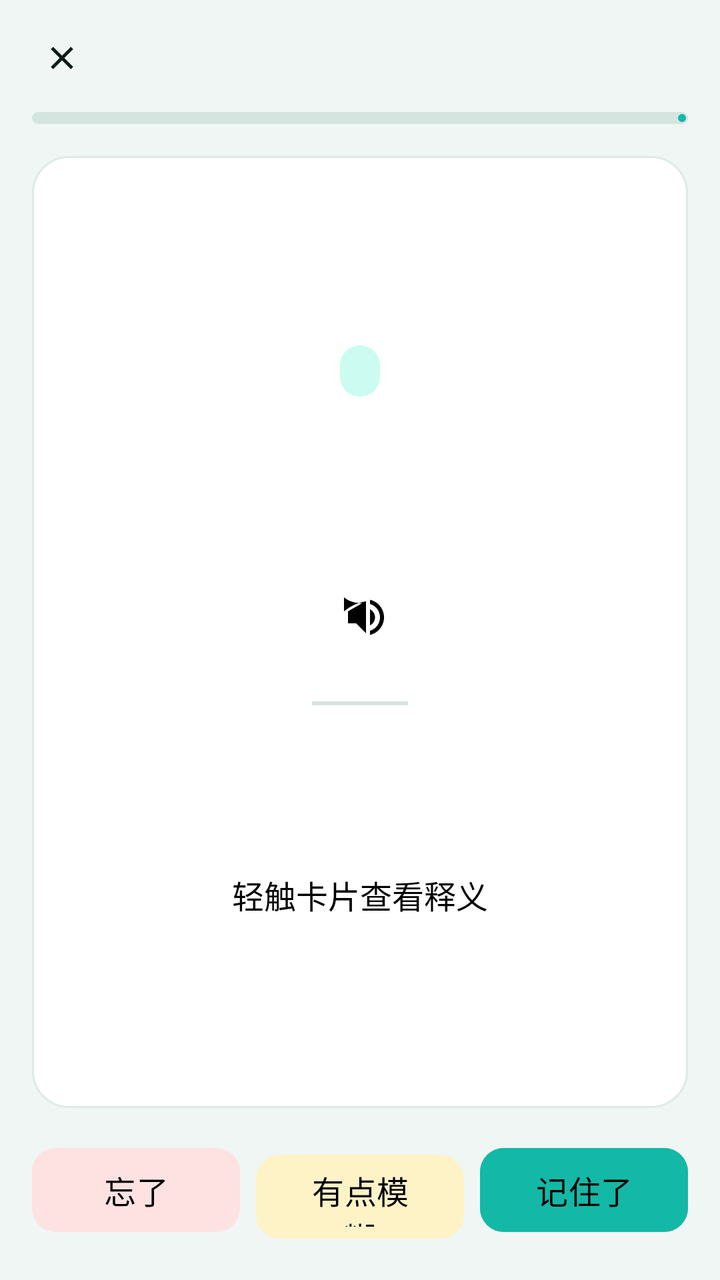
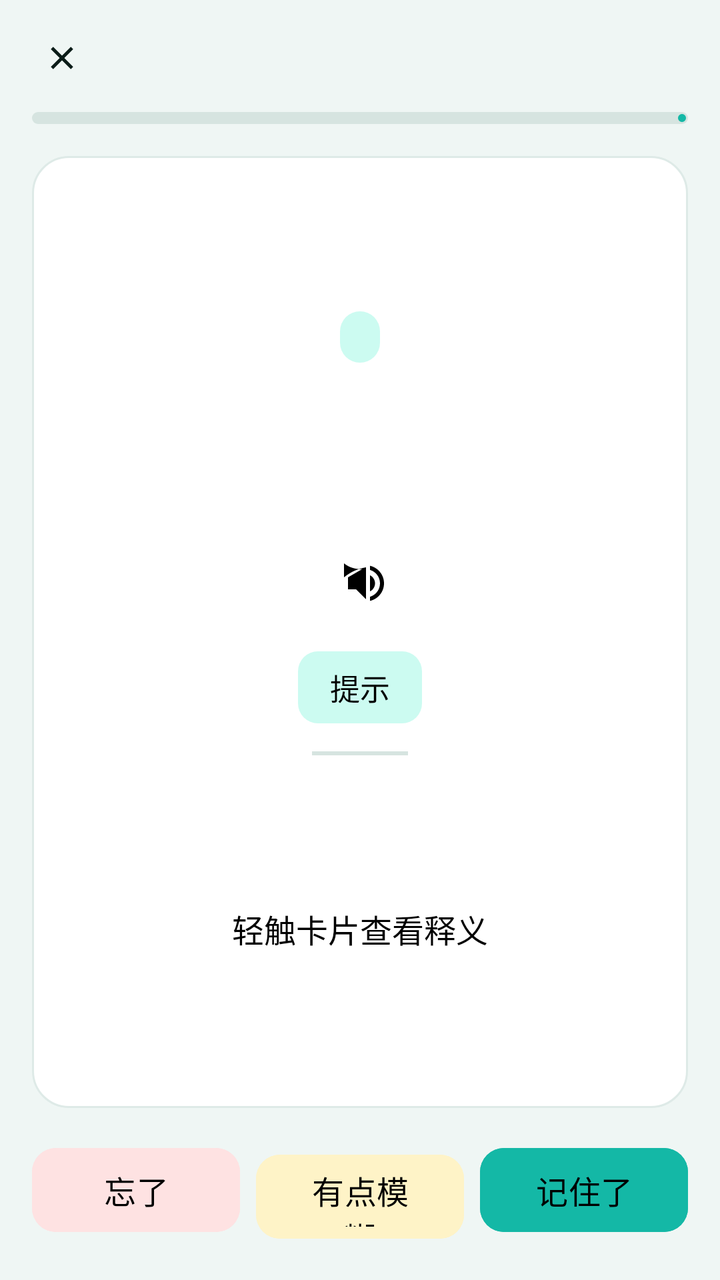

An Android layout rendered at two revisions. The XML below is the earlier revision; the diff shows what the commit changed to produce the second picture.
<!-- AndroidManifest.xml: application theme Theme.Dancijiyi -->
<!-- res/layout/activity_study.xml -->
<?xml version="1.0" encoding="utf-8"?>
<LinearLayout xmlns:android="http://schemas.android.com/apk/res/android"
    xmlns:app="http://schemas.android.com/apk/res-auto"
    android:layout_width="match_parent"
    android:layout_height="match_parent"
    android:background="@color/bg"
    android:orientation="vertical">

    <LinearLayout
        android:layout_width="match_parent"
        android:layout_height="wrap_content"
        android:gravity="center_vertical"
        android:orientation="horizontal"
        android:paddingLeft="16dp"
        android:paddingTop="14dp"
        android:paddingRight="16dp">

        <ImageView
            android:id="@+id/btnClose"
            android:layout_width="30dp"
            android:layout_height="30dp"
            android:contentDescription="关闭"
            android:padding="5dp"
            android:src="@drawable/ic_close"
            app:tint="@color/text_primary" />

        <TextView
            android:id="@+id/tvCounter"
            android:layout_width="0dp"
            android:layout_height="wrap_content"
            android:layout_weight="1"
            android:gravity="center"
            android:textColor="@color/text_black"
            android:textSize="18sp"
            android:textStyle="bold" />

        <TextView
            android:id="@+id/tvLiveAccuracy"
            android:layout_width="wrap_content"
            android:layout_height="wrap_content"
            android:textColor="@color/text_black"
            android:textSize="16sp" />
    </LinearLayout>

    <com.google.android.material.progressindicator.LinearProgressIndicator
        android:id="@+id/progressStudy"
        android:layout_width="match_parent"
        android:layout_height="wrap_content"
        android:layout_marginLeft="16dp"
        android:layout_marginTop="12dp"
        android:layout_marginRight="16dp"
        app:indicatorColor="@color/brand_mid"
        app:trackColor="@color/divider"
        app:trackCornerRadius="3dp"
        app:trackThickness="6dp" />

    <LinearLayout
        android:id="@+id/cardWord"
        android:layout_width="match_parent"
        android:layout_height="0dp"
        android:layout_weight="1"
        android:layout_margin="16dp"
        android:background="@drawable/bg_card"
        android:clickable="true"
        android:focusable="true"
        android:gravity="center"
        android:orientation="vertical"
        android:padding="24dp">

        <TextView
            android:id="@+id/tvStagePill"
            android:layout_width="wrap_content"
            android:layout_height="wrap_content"
            android:background="@drawable/bg_pill_primary"
            android:paddingLeft="10dp"
            android:paddingTop="4dp"
            android:paddingRight="10dp"
            android:paddingBottom="4dp"
            android:textColor="@color/text_black"
            android:textSize="13sp" />

        <TextView
            android:id="@+id/tvWord"
            android:layout_width="match_parent"
            android:layout_height="wrap_content"
            android:layout_marginTop="18dp"
            android:gravity="center"
            android:textColor="@color/text_black"
            android:textSize="48sp"
            android:textStyle="bold" />

        <LinearLayout
            android:layout_width="wrap_content"
            android:layout_height="wrap_content"
            android:layout_marginTop="8dp"
            android:gravity="center_vertical"
            android:orientation="horizontal">

            <TextView
                android:id="@+id/tvPhonetic"
                android:layout_width="wrap_content"
                android:layout_height="wrap_content"
                android:textColor="@color/text_black"
                android:textSize="22sp" />

            <ImageView
                android:id="@+id/btnSpeak"
                android:layout_width="40dp"
                android:layout_height="40dp"
                android:layout_marginStart="6dp"
                android:background="?attr/selectableItemBackgroundBorderless"
                android:clickable="true"
                android:contentDescription="播放发音"
                android:focusable="true"
                android:padding="8dp"
                android:src="@drawable/ic_volume"
                app:tint="@color/text_black" />
        </LinearLayout>

        <View
            android:layout_width="48dp"
            android:layout_height="2dp"
            android:layout_marginTop="22dp"
            android:background="@color/divider" />

        <TextView
            android:id="@+id/tvMeaning"
            android:layout_width="match_parent"
            android:layout_height="wrap_content"
            android:layout_marginTop="22dp"
            android:gravity="center"
            android:textColor="@color/text_black"
            android:textSize="26sp" />

        <TextView
            android:id="@+id/tvExample"
            android:layout_width="match_parent"
            android:layout_height="wrap_content"
            android:layout_marginTop="10dp"
            android:gravity="center"
            android:textColor="@color/text_black"
            android:textSize="17sp"
            android:visibility="gone" />

        <TextView
            android:id="@+id/tvTapHint"
            android:layout_width="wrap_content"
            android:layout_height="wrap_content"
            android:layout_marginTop="26dp"
            android:text="轻触卡片查看释义"
            android:textColor="@color/text_black"
            android:textSize="16sp" />
    </LinearLayout>

    <LinearLayout
        android:layout_width="match_parent"
        android:layout_height="wrap_content"
        android:orientation="horizontal"
        android:paddingLeft="16dp"
        android:paddingRight="16dp"
        android:paddingBottom="20dp">

        <com.google.android.material.button.MaterialButton
            android:id="@+id/btnForgot"
            android:layout_width="0dp"
            android:layout_height="50dp"
            android:layout_weight="1"
            android:backgroundTint="@color/danger_light"
            android:text="忘了"
            android:textColor="@color/text_black"
            android:textSize="16sp"
            app:cornerRadius="12dp" />

        <com.google.android.material.button.MaterialButton
            android:id="@+id/btnVague"
            android:layout_width="0dp"
            android:layout_height="50dp"
            android:layout_marginStart="8dp"
            android:layout_weight="1"
            android:backgroundTint="@color/warning_light"
            android:text="有点模糊"
            android:textColor="@color/text_black"
            android:textSize="16sp"
            app:cornerRadius="12dp" />

        <com.google.android.material.button.MaterialButton
            android:id="@+id/btnKnown"
            android:layout_width="0dp"
            android:layout_height="50dp"
            android:layout_marginStart="8dp"
            android:layout_weight="1"
            android:backgroundTint="@color/brand_mid"
            android:text="记住了"
            android:textColor="@color/text_black"
            android:textSize="16sp"
            app:cornerRadius="12dp" />
    </LinearLayout>
</LinearLayout>
<!-- resources referenced by this layout -->
<resources>
  <color name="bg">#EFF6F4</color>
  <color name="brand_mid">#14B8A6</color>
  <color name="danger_light">#FEE2E2</color>
  <color name="divider">#D6E4E0</color>
  <color name="text_black">#FF000000</color>
  <color name="text_primary">#0A1C18</color>
  <color name="warning_light">#FEF3C7</color>
  <!-- drawable bg_card (drawable) -->
  <?xml version="1.0" encoding="utf-8"?>
  <shape xmlns:android="http://schemas.android.com/apk/res/android"
      android:shape="rectangle">
      <solid android:color="@color/surface" />
      <corners android:radius="18dp" />
      <stroke android:width="1dp" android:color="@color/card_stroke" />
  </shape>
  <!-- drawable bg_pill_primary (drawable) -->
  <?xml version="1.0" encoding="utf-8"?>
  <shape xmlns:android="http://schemas.android.com/apk/res/android"
      android:shape="rectangle">
      <solid android:color="@color/brand_light" />
      <corners android:radius="10dp" />
  </shape>
  <!-- drawable ic_close (drawable) -->
  <?xml version="1.0" encoding="utf-8"?>
  <vector xmlns:android="http://schemas.android.com/apk/res/android"
      android:width="24dp"
      android:height="24dp"
      android:viewportWidth="24"
      android:viewportHeight="24">
      <path
          android:strokeColor="#FF000000"
          android:strokeWidth="2"
          android:pathData="M6,6L18,18" />
      <path
          android:strokeColor="#FF000000"
          android:strokeWidth="2"
          android:pathData="M18,6L6,18" />
  </vector>
  <!-- drawable ic_volume (drawable) -->
  <?xml version="1.0" encoding="utf-8"?>
  <vector xmlns:android="http://schemas.android.com/apk/res/android"
      android:width="24dp"
      android:height="24dp"
      android:viewportWidth="24"
      android:viewportHeight="24">
      <path
          android:fillColor="#FF000000"
          android:pathData="M3,9v6h4l5,5V4c-4.42,0.73 -8,2.54 -11,5V2c2.21,1.84 5.21,2.94 9,2.94zM14,7.97v8.05c1.48,-0.73 2.5,-2.25 2.5,-4.02s-1.02,-3.29 -2.5,-4.03zM14,3.23v2.06c2.89,0.86 5,3.54 5,6.71s-2.11,5.85 -5,6.71v2.06c4.01,-0.91 7,-4.49 7,-8.77s-2.99,-7.86 -7,-8.77z" />
  </vector>
  <style name="Theme.Dancijiyi" parent="Base.Theme.Dancijiyi" />
  <color name="surface">#FFFFFFFF</color>
  <color name="card_stroke">#DEEAE7</color>
  <color name="brand_light">#CCFBF1</color>
  <style name="Base.Theme.Dancijiyi" parent="Theme.Material3.Light.NoActionBar">
          <item name="colorPrimary">@color/brand</item>
          <item name="colorOnPrimary">@color/white</item>
          <item name="colorPrimaryContainer">@color/brand_light</item>
          <item name="colorOnPrimaryContainer">@color/brand_dark</item>
          <item name="colorSecondary">@color/accent</item>
          <item name="colorOnSecondary">@color/white</item>
          <item name="colorSurface">@color/surface</item>
          <item name="android:colorBackground">@color/bg</item>
          <item name="colorOnSurface">@color/text_primary</item>
          <item name="colorOnSurfaceVariant">@color/text_secondary</item>
          <item name="android:textColorPrimary">@color/text_primary</item>
          <item name="android:textColorSecondary">@color/text_secondary</item>
          <item name="android:statusBarColor">@android:color/transparent</item>
          <item name="android:navigationBarColor">@android:color/transparent</item>
          <item name="android:windowLightStatusBar">true</item>
          <item name="android:windowLightNavigationBar">true</item>
      </style>
  <color name="brand">#0F766E</color>
  <color name="white">#FFFFFFFF</color>
  <color name="brand_dark">#0B4F4A</color>
  <color name="accent">#F59E0B</color>
  <color name="text_secondary">#3F5954</color>
</resources>

<!-- the commit's change to res/layout/activity_study.xml (unified diff, before → after) -->
@@ -117,17 +117,73 @@
                 app:tint="@color/text_black" />
         </LinearLayout>
 
+        <TextView
+            android:id="@+id/btnHint"
+            android:layout_width="wrap_content"
+            android:layout_height="wrap_content"
+            android:layout_marginTop="14dp"
+            android:background="@drawable/bg_pill_primary"
+            android:clickable="true"
+            android:focusable="true"
+            android:paddingLeft="16dp"
+            android:paddingTop="7dp"
+            android:paddingRight="16dp"
+            android:paddingBottom="7dp"
+            android:text="提示"
+            android:textColor="@color/text_black"
+            android:textSize="15sp" />
+
+        <com.google.android.material.card.MaterialCardView
+            android:id="@+id/cardHint"
+            android:layout_width="300dp"
+            android:layout_height="180dp"
+            android:layout_gravity="center_horizontal"
+            android:layout_marginTop="12dp"
+            android:visibility="gone"
+            app:cardBackgroundColor="@color/surface_soft"
+            app:cardCornerRadius="14dp"
+            app:cardElevation="0dp"
+            app:strokeColor="@color/card_stroke"
+            app:strokeWidth="1dp">
+
+            <ImageView
+                android:id="@+id/ivMnemonic"
+                android:layout_width="match_parent"
+                android:layout_height="match_parent"
+                android:adjustViewBounds="true"
+                android:contentDescription="单词联想配图"
+                android:scaleType="centerCrop" />
+
+            <TextView
+                android:id="@+id/tvHintLoading"
+                android:layout_width="match_parent"
+                android:layout_height="match_parent"
+                android:gravity="center"
+                android:text="正在找配图…"
+                android:textColor="@color/text_black"
+                android:textSize="15sp" />
+        </com.google.android.material.card.MaterialCardView>
+
+        <TextView
+            android:id="@+id/tvHintState"
+            android:layout_width="wrap_content"
+            android:layout_height="wrap_content"
+            android:layout_marginTop="10dp"
+            android:textColor="@color/text_black"
+            android:textSize="14sp"
+            android:visibility="gone" />
+
         <View
             android:layout_width="48dp"
             android:layout_height="2dp"
-            android:layout_marginTop="22dp"
+            android:layout_marginTop="14dp"
             android:background="@color/divider" />
 
         <TextView
             android:id="@+id/tvMeaning"
             android:layout_width="match_parent"
             android:layout_height="wrap_content"
-            android:layout_marginTop="22dp"
+            android:layout_marginTop="14dp"
             android:gravity="center"
             android:textColor="@color/text_black"
             android:textSize="26sp" />
<!-- resource entries referenced after the edit -->
@@ -4,6 +4,7 @@
   <color name="brand_mid">#14B8A6</color>
   <color name="danger_light">#FEE2E2</color>
   <color name="divider">#D6E4E0</color>
+  <color name="surface_soft">#F7FBFA</color>
   <color name="text_black">#FF000000</color>
   <color name="text_primary">#0A1C18</color>
   <color name="warning_light">#FEF3C7</color>
